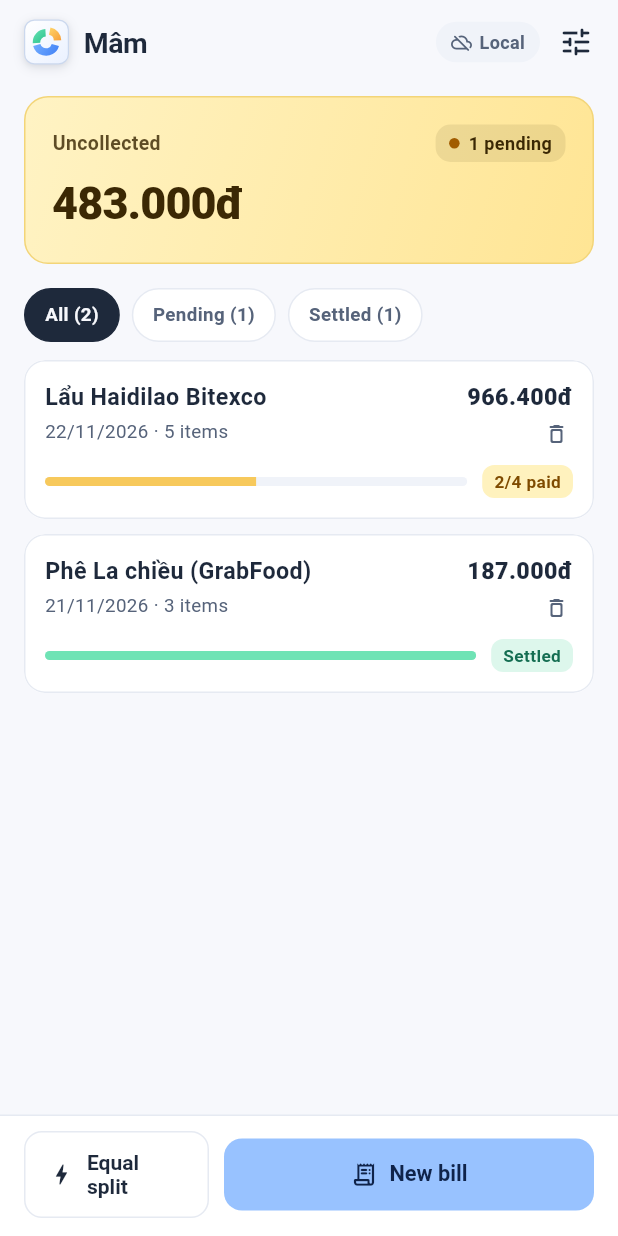
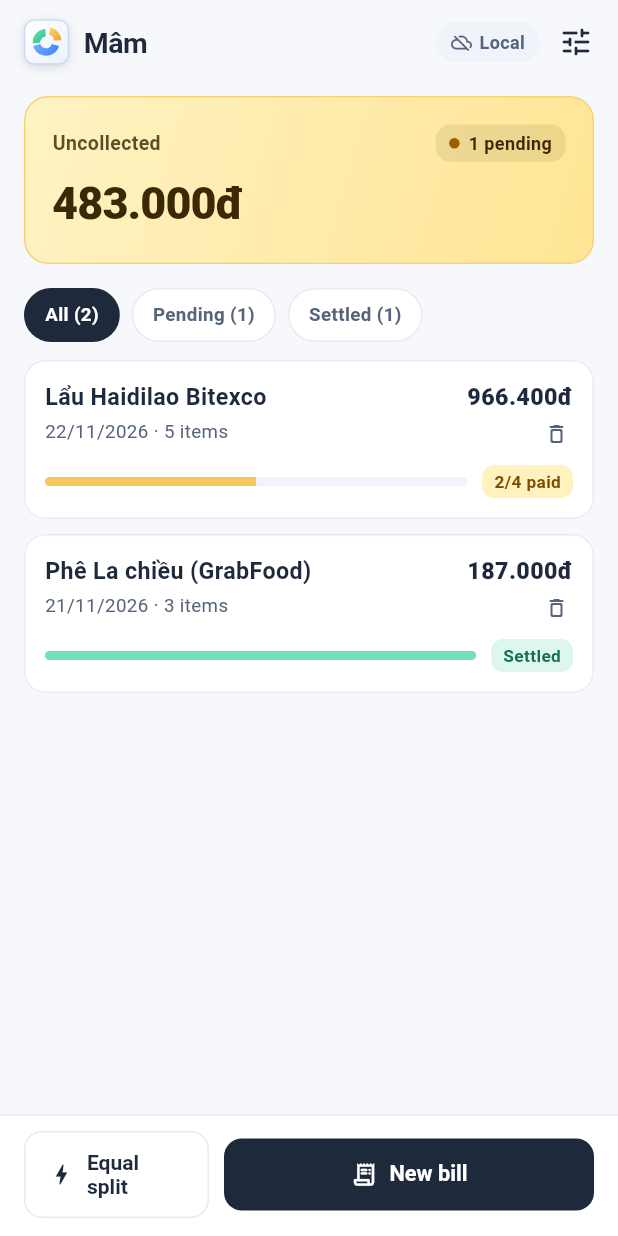
Before and after one commit to minhntothex/mam, a Flutter app: the screen it shows after launch, on a phone screen of 412 x 824 dp. Run offline on Flutter 3.47's test engine with Material 3 defaults, Android fonts, the phone set to English and light mode, and no system bars; our stand-ins replace image_picker, material_ui, qr_flutter, share_plus, shared_preferences, supabase_flutter; accounts and stored records are empty.

Commit message:
style(theme): unify primary action color to deep slate ink (#1E293B)

```diff
--- a/app/lib/screens/home_screen.dart
+++ b/app/lib/screens/home_screen.dart
@@ -441,16 +441,16 @@ class _FilterBar extends StatelessWidget {
       child: Container(
         padding: const EdgeInsets.symmetric(horizontal: 13, vertical: 8),
         decoration: BoxDecoration(
-          color: active ? p.ink : p.surface,
+          color: active ? p.primary : p.surface,
           borderRadius: BorderRadius.circular(20),
           border: Border.all(
-            color: active ? p.ink : p.border,
+            color: active ? p.primary : p.border,
           ),
         ),
         child: Text(
           label,
           style: TextStyle(
-            color: active ? p.ground : p.muted,
+            color: active ? p.onPrimary : p.muted,
             fontSize: 12.5,
             fontWeight: FontWeight.w600,
           ),
```
Also changed, not shown: app/lib/theme/mam_theme.dart (+7 -13 lines), 1 other file.
